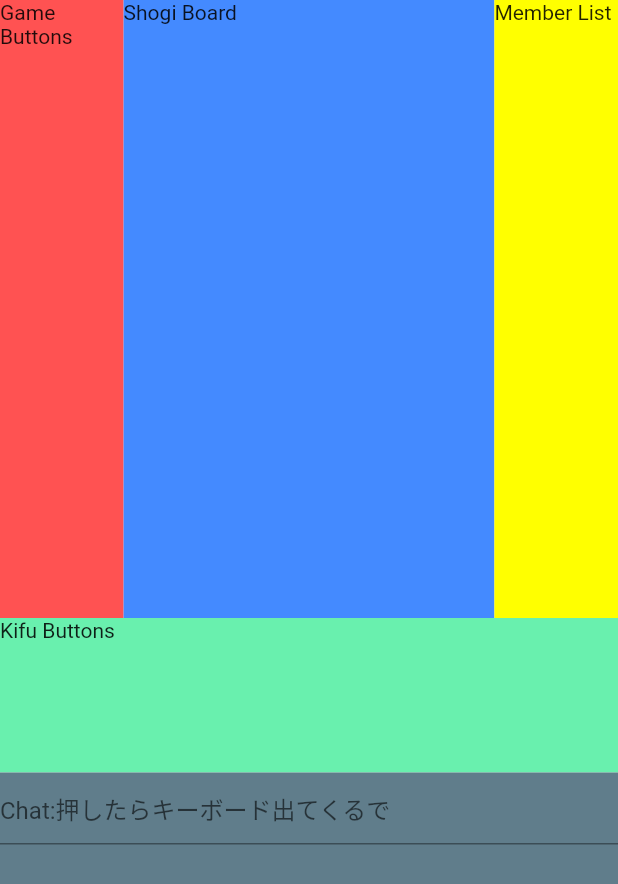
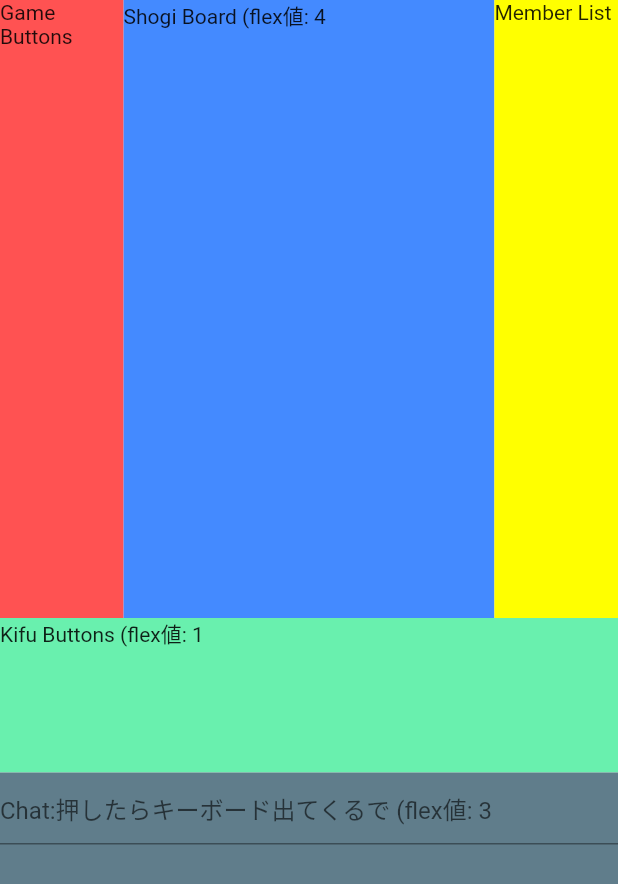
Before and after one commit to keybow007/keyboard_visibility_sample, a Flutter app: the screen it shows after launch, on a phone screen of 412 x 824 dp. Shown: the top 884 px of the screen. Run offline on Flutter 3.47's test engine with Material 2 defaults, Android fonts, the light colour scheme and no system bars; our stand-ins replace flutter_keyboard_visibility.

Commit message:
flex値UIに表示

```diff
--- a/lib/home_screen.dart
+++ b/lib/home_screen.dart
@@ -49,7 +49,7 @@ class _HomeScreenState extends State<HomeScreen> {
                           height: double.infinity,
                           child: Container(
                             color: Colors.blueAccent,
-                            child: Text("Shogi Board"),
+                            child: Text("Shogi Board (flex値: ${isKeyboardVisible ? 4 : 4}"),
                           ),
                         ),
                       ),
@@ -73,7 +73,7 @@ class _HomeScreenState extends State<HomeScreen> {
                     width: double.infinity,
                     child: Container(
                       color: Colors.greenAccent,
-                      child: Text("Kifu Buttons"),
+                      child: Text("Kifu Buttons (flex値: ${isKeyboardVisible ? 1 : 1}"),
                     ),
                   ),
                 ),
@@ -87,7 +87,7 @@ class _HomeScreenState extends State<HomeScreen> {
                       child: TextField(
                         controller: chatTextController,
                         decoration:
-                            InputDecoration(hintText: "Chat:押したらキーボード出てくるで"),
+                            InputDecoration(hintText: "Chat:押したらキーボード出てくるで (flex値: ${isKeyboardVisible ? 1 : 3}"),
                       ),
                     ),
                   ),
```
